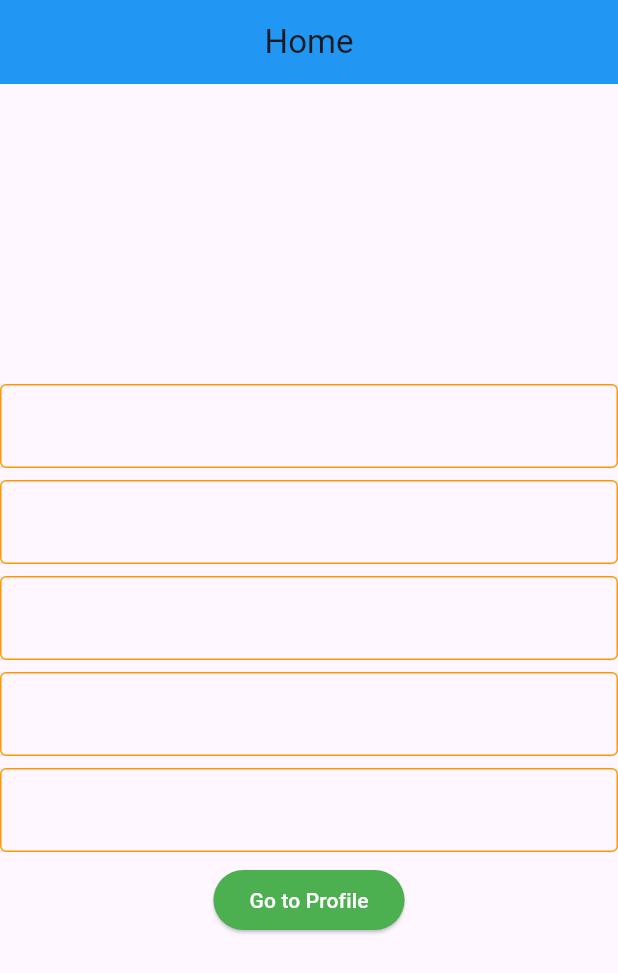
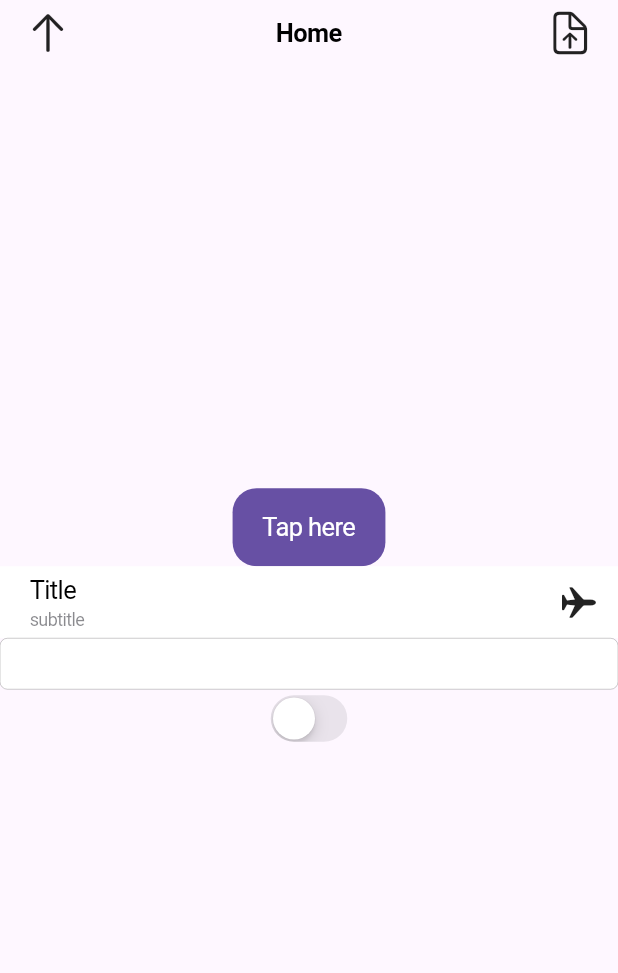
Before and after one commit to wahiduzzamanbappy/live_class_projects, a Flutter app: the screen it shows after launch, on a phone screen of 412 x 824 dp. Shown: the top 973 px of the screen. Run offline on Flutter 3.47's test engine with Material 3 defaults, Android fonts, the phone set to English and light mode, and no system bars.

Commit message:
new code added

```diff
--- a/lib/main.dart
+++ b/lib/main.dart
@@ -1,194 +1,63 @@
+
+import 'dart:io';
+
+import 'package:flutter/cupertino.dart';
 import 'package:flutter/material.dart';
 
+/// Cupertino Design System
+
 void main() {
-  runApp(const MyApp());
+  runApp(const CupertinoExpApp());
 }
 
-class MyApp extends StatelessWidget {
-  const MyApp({super.key});
+class CupertinoExpApp extends StatelessWidget {
+  const CupertinoExpApp({super.key});
 
   @override
   Widget build(BuildContext context) {
-    return MaterialApp(
-      debugShowCheckedModeBanner: false,
-      title: 'Flutter Demo',
-      theme: ThemeData(
-        appBarTheme: const AppBarTheme(
-          backgroundColor: Colors.blue,
-        ),
-        elevatedButtonTheme: ElevatedButtonThemeData(
-          style: ElevatedButton.styleFrom(
-            backgroundColor: Colors.green,
-            foregroundColor: Colors.white,
-          ),
-        ),
-        inputDecorationTheme: const InputDecorationTheme(
-          border: OutlineInputBorder(
-              borderSide: BorderSide(
-            color: Colors.orange,
-          )),
-          enabledBorder: OutlineInputBorder(
-            borderSide: BorderSide(color: Colors.orange),
-          ),
-          focusedBorder: OutlineInputBorder(
-            borderSide: BorderSide(color: Colors.orange),
-          ),
-        ),
-      ),
-      darkTheme: ThemeData(
-        brightness: Brightness.dark,
-        appBarTheme: const AppBarTheme(
-            backgroundColor: Colors.amber, foregroundColor: Colors.black),
-        elevatedButtonTheme: ElevatedButtonThemeData(
-          style: ElevatedButton.styleFrom(
-            backgroundColor: Colors.red,
-            foregroundColor: Colors.white,
-          ),
-        ),
-        inputDecorationTheme: const InputDecorationTheme(
-          border: OutlineInputBorder(
-              borderSide: BorderSide(
-            color: Colors.pinkAccent,
-          )),
-          enabledBorder: OutlineInputBorder(
-            borderSide: BorderSide(color: Colors.pinkAccent),
-          ),
-          focusedBorder: OutlineInputBorder(
-            borderSide: BorderSide(color: Colors.pinkAccent),
-          ),
-        ),
-      ),
-      home: const MyHomePage(),
-      themeMode: ThemeMode.system,
+    if (Platform.isIOS) {
+      return const CupertinoApp(
+        title: 'Experiment Project',
+        home: Home(),
+      );
+    } else {
+      return const MaterialApp(
+        home: Home(),
       );
     }
   }
+}
 
-class MyHomePage extends StatelessWidget {
-  const MyHomePage({super.key});
+class Home extends StatelessWidget {
+  const Home({super.key});
 
   @override
   Widget build(BuildContext context) {
-    return Scaffold(
-      appBar: AppBar(
-        title: const Text('Home'),
-        centerTitle: true,
+    return CupertinoPageScaffold(
+      navigationBar: const CupertinoNavigationBar(
+        middle: Text('Home'),
+        trailing: Icon(CupertinoIcons.arrow_up_doc),
+        leading: Icon(CupertinoIcons.arrow_up),
       ),
-      body: Center(
       child: Column(
-          crossAxisAlignment: CrossAxisAlignment.center,
         mainAxisAlignment: MainAxisAlignment.center,
         children: [
-            const TextField(
-              textDirection: TextDirection.ltr,
-
+          CupertinoButton.filled(
+            borderRadius: BorderRadius.circular(16),
+            child: const Text('Tap here'),
+            onPressed: () {},
           ),
-            const SizedBox(
-              height: 8,
+          CupertinoListTile(
+            onTap: () {},
+            title: const Text('Title'),
+            backgroundColor: CupertinoColors.white,
+            subtitle: const Text('subtitle'),
+            trailing: const Icon(CupertinoIcons.airplane),
           ),
-            const TextField(),
-            const SizedBox(
-              height: 8,
-            ),
-            const TextField(),
-            const SizedBox(
-              height: 8,
-            ),
-            const TextField(),
-            const SizedBox(
-              height: 8,
-            ),
-            const TextField(),
-            const SizedBox(
-              height: 8,
-            ),
-            ElevatedButton(
-              onPressed: () {
-                Navigator.push(
-                  context,
-                  MaterialPageRoute(builder: (context) => const Profile()),
-                );
-              },
-              child: const Text('Go to Profile'),
-            ),
+          const CupertinoTextField(),
+          CupertinoSwitch(value: false, onChanged: (value) {})
         ],
-        ),
       ),
     );
   }
 }
-
-class Profile extends StatelessWidget {
-  const Profile({super.key});
-
-  @override
-  Widget build(BuildContext context) {
-    return Scaffold(
-      appBar: AppBar(
-        title: const Text('Profile'),
-      ),
-      body: Center(
-        child: Column(
-          crossAxisAlignment: CrossAxisAlignment.center,
-          mainAxisAlignment: MainAxisAlignment.center,
-          children: [
-            ElevatedButton(
-              onPressed: () {
-                Navigator.pushReplacement(
-                  context,
-                  MaterialPageRoute(
-                    builder: (context) => const Settings(),
-                  ),
-                );
-              },
-              child: const Text('Go to Settings'),
-            ),
-          ],
-        ),
-      ),
-    );
-  }
-}
-
-class Settings extends StatelessWidget {
-  const Settings({super.key});
-
-  @override
-  Widget build(BuildContext context) {
-    return Scaffold(
-      appBar: AppBar(
-        title: const Text('Settings'),
-      ),
-      body: Center(
-        child: Column(
-          crossAxisAlignment: CrossAxisAlignment.center,
-          mainAxisAlignment: MainAxisAlignment.center,
-          children: [
-            ElevatedButton(
-              onPressed: () {
-                Navigator.pushAndRemoveUntil(
-                    context,
-                    MaterialPageRoute(
-                      builder: (context) => const MyHomePage(),
-                    ),
-                    (predicate) => false);
-              },
-              child: const Text('Home'),
-            ),
-            ElevatedButton(
-              onPressed: () {
-                Navigator.pushReplacement(
-                  context,
-                  MaterialPageRoute(
-                    builder: (context) => const Profile(),
-                  ),
-                );
-              },
-              child: const Text('Profile'),
-            ),
-          ],
-        ),
-      ),
-    );
-  }
-}
```
Lines whose indentation alone changed are shown as unchanged.
